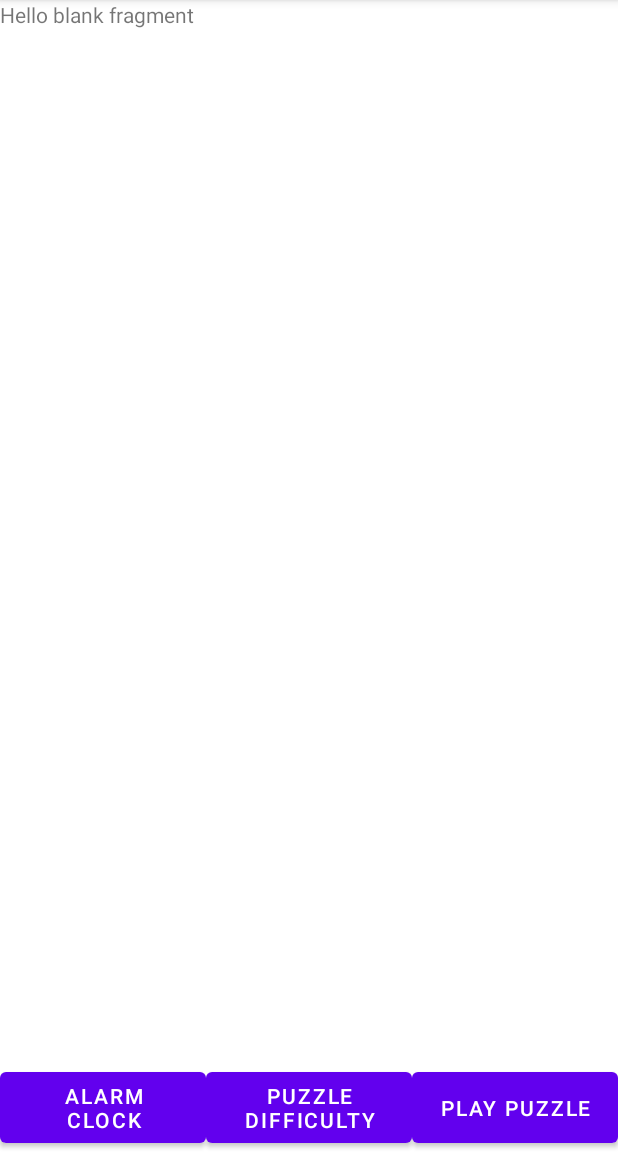
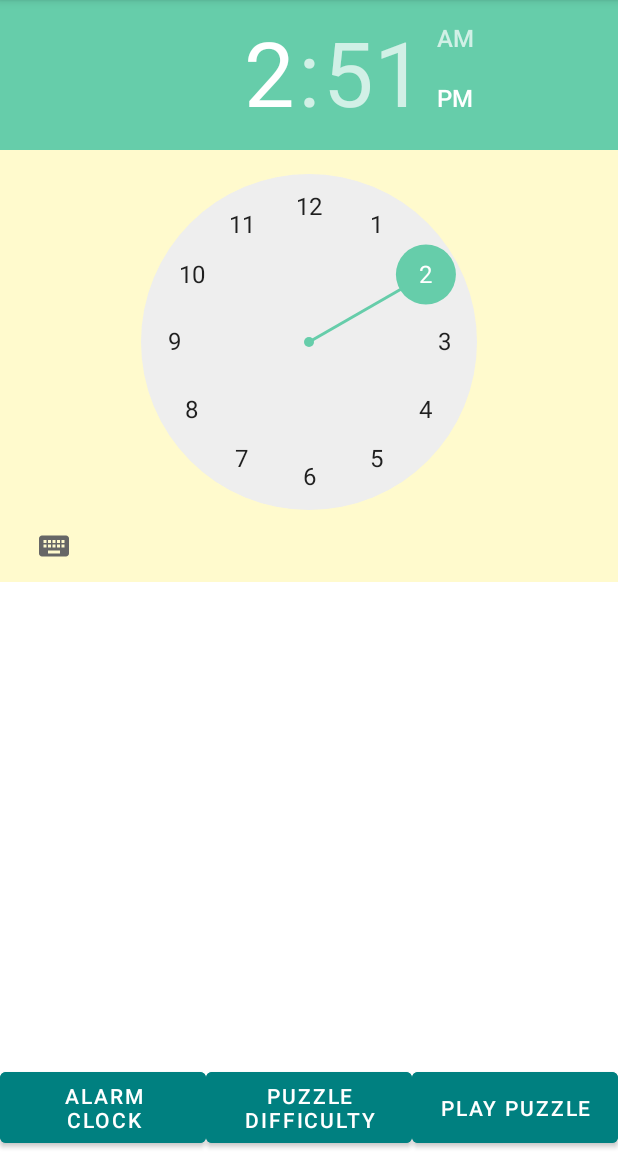
Before and after one commit to Rock-in-the-SHELL/DementiaAlarm, an Android app: the screen it shows after launch (MainActivity), after a tap on "ALARM CLOCK", on a phone screen of 412 x 824 dp, the part 84-1236 px from its top. Run offline under Robolectric (Android 15) with nearby library versions, the phone set to English and light mode, and no system bars.

Commit message:
2022/03/06 23:40

```diff
--- a/PuzzleAlarm/app/src/main/java/com/activities/MainActivity.java
+++ b/PuzzleAlarm/app/src/main/java/com/activities/MainActivity.java
@@ -1,22 +1,19 @@
 package com.activities;
 
 import androidx.appcompat.app.AppCompatActivity;
-import androidx.fragment.app.Fragment;
 import androidx.fragment.app.FragmentManager;
 import androidx.fragment.app.FragmentTransaction;
 
 import android.os.Bundle;
-import android.util.Log;
 import android.view.View;
-import android.widget.AdapterView;
-import android.widget.ArrayAdapter;
 import android.widget.Button;
 import android.widget.ListView;
 
 import com.example.puzzlealarm.R;
-import com.fragments.MainButtonFragment;
+import com.fragments.AlarmClockFragment;
+import com.fragments.PuzzleDifficultyFragment;
 
-public class MainActivity extends AppCompatActivity implements MainButtonFragment.OnClickListener {
+public class MainActivity extends AppCompatActivity {
 
     private ListView listview;
 
@@ -26,11 +23,37 @@ public class MainActivity extends AppCompatActivity implements MainButtonFragmen
         setContentView(R.layout.activity_main);
     }
 
+    private class ButtonClickListener implements View.OnClickListener{
+        // tap the button
+
+        @Override
+        public void onClick(View view) {
+            FragmentManager fragmentManager = getSupportFragmentManager();
+            FragmentTransaction fragmentTransaction = fragmentManager.beginTransaction();
+            fragmentTransaction.addToBackStack(null);
+            switch(view.getId()){
+                case R.id.to_alarm_clock_fragment_button:
+                    fragmentTransaction.replace(R.id.container,AlarmClockFragment.class,null)
+                            .commit();
+                    break;
+
+                case R.id.to_puzzle_difficulty_fragment_button:
+                    fragmentTransaction.replace(R.id.container, PuzzleDifficultyFragment.class,null)
+                            .commit();
+                    break;
+            }
+        }
+    }
+
+
     @Override
-    public void onClick(Fragment fragment) {
-        FragmentManager fragmentManager = getSupportFragmentManager();
-        FragmentTransaction fragmentTransaction = fragmentManager.beginTransaction();
-        fragmentTransaction.replace(R.id.container, fragment);
-        fragmentTransaction.commit();
+    protected void onStart() {
+        super.onStart();
+        Button to_alarm_clock_button = this.findViewById(R.id.to_alarm_clock_fragment_button);
+        to_alarm_clock_button.setOnClickListener(new ButtonClickListener());
+
+        Button to_puzzle_difficulty_button = this.findViewById(R.id.to_puzzle_difficulty_fragment_button);
+        to_puzzle_difficulty_button.setOnClickListener(new ButtonClickListener());
+
     }
 }
--- a/PuzzleAlarm/app/src/main/java/com/fragments/MainButtonFragment.java
+++ /dev/null
@@ -1,94 +0,0 @@
-package com.fragments;
-
-import android.content.Context;
-import android.os.Bundle;
-
-import androidx.annotation.NonNull;
-import androidx.fragment.app.Fragment;
-import androidx.fragment.app.FragmentManager;
-import androidx.fragment.app.FragmentTransaction;
-
-import android.view.LayoutInflater;
-import android.view.View;
-import android.view.ViewGroup;
-import android.widget.Button;
-
-import com.example.puzzlealarm.R;
-
-/**
- * A fragment representing a list of Items.
- */
-public class MainButtonFragment extends Fragment {
-
-    // TODO: Customize parameter argument names
-    private static final String ARG_COLUMN_COUNT = "column-count";
-    // TODO: Customize parameters
-    private int mColumnCount = 1;
-
-    OnClickListener _clicklistener;
-
-    /**
-     * Mandatory empty constructor for the fragment manager to instantiate the
-     * fragment (e.g. upon screen orientation changes).
-     */
-    public MainButtonFragment() {
-    }
-
-    public interface OnClickListener {
-        public void onClick(Fragment fragment);
-    }
-
-    // TODO: Customize parameter initialization
-    @SuppressWarnings("unused")
-    public static MainButtonFragment newInstance(int columnCount) {
-        MainButtonFragment fragment = new MainButtonFragment();
-        Bundle args = new Bundle();
-        args.putInt(ARG_COLUMN_COUNT, columnCount);
-        fragment.setArguments(args);
-        return fragment;
-    }
-
-    @Override
-    public void onAttach(@NonNull Context context) {
-        super.onAttach(context);
-        try {
-            _clicklistener = (OnClickListener) context;
-        } catch(ClassCastException e){
-            throw new ClassCastException(getActivity().toString() + "must implement OnArticleSelectedListener.");
-        }
-    }
-
-    @Override
-    public void onCreate(Bundle savedInstanceState) {
-        super.onCreate(savedInstanceState);
-
-        if (getArguments() != null) {
-            mColumnCount = getArguments().getInt(ARG_COLUMN_COUNT);
-        }
-    }
-
-    @Override
-    public View onCreateView(LayoutInflater inflater, ViewGroup container,
-                             Bundle savedInstanceState) {
-
-        View view = inflater.inflate(R.layout.fragment_main_button, container, false);
-
-        Button to_alarm_clock_button = view.findViewById(R.id.to_alarm_clock_fragment_button);
-        to_alarm_clock_button.setOnClickListener(new View.OnClickListener() {
-            @Override
-            public void onClick(View view) {
-                _clicklistener.onClick(AlarmClockFragment.newInstance("from Main", "To AlarmClock"));
-            }
-        });
-
-        Button to_puzzle_difficulty_button = view.findViewById(R.id.to_puzzle_difficulty_fragment_button);
-        to_puzzle_difficulty_button.setOnClickListener(new View.OnClickListener() {
-            @Override
-            public void onClick(View view) {
-                _clicklistener.onClick(PuzzleDifficultyFragment.newInstance("from Main", "To PuzzleDifficulty"));
-            }
-        });
-        return view;
-    }
-
-}
--- a/PuzzleAlarm/app/src/main/res/layout/activity_main.xml
+++ b/PuzzleAlarm/app/src/main/res/layout/activity_main.xml
@@ -1,21 +1,49 @@
 <?xml version="1.0" encoding="utf-8"?>
-<androidx.constraintlayout.widget.ConstraintLayout xmlns:android="http://schemas.android.com/apk/res/android"
+<androidx.constraintlayout.widget.ConstraintLayout
+    xmlns:android="http://schemas.android.com/apk/res/android"
     xmlns:app="http://schemas.android.com/apk/res-auto"
     xmlns:tools="http://schemas.android.com/tools"
     android:layout_width="match_parent"
     android:layout_height="match_parent"
     tools:context="com.activities.MainActivity">
 
-    <fragment
-        android:id="@+id/fragment_main"
-        android:name="com.fragments.MainButtonFragment"
-        android:layout_width="match_parent"
-        android:layout_height="wrap_content"
-        app:layout_constraintBottom_toBottomOf="parent"/>
-
     <FrameLayout
         android:id="@+id/container"
         android:layout_width="match_parent"
-        android:layout_height="match_parent"
-        />
+        android:layout_height="match_parent">
+
+        <LinearLayout
+            android:layout_width="match_parent"
+            android:layout_height="wrap_content"
+            android:layout_gravity="bottom"
+            android:orientation="horizontal"
+            tools:layout_editor_absoluteX="0dp">
+
+            <Button
+                android:id="@+id/to_alarm_clock_fragment_button"
+                android:layout_width="0dp"
+                android:layout_height="match_parent"
+                android:layout_weight="1"
+                android:backgroundTint="@color/teal"
+                android:text="@string/to_alarm_clock_fragment" />
+
+            <Button
+                android:id="@+id/to_puzzle_difficulty_fragment_button"
+                android:layout_width="0dp"
+                android:layout_height="match_parent"
+                android:layout_weight="1"
+                android:backgroundTint="@color/teal"
+                android:text="@string/to_puzzle_difficulty_fragment" />
+
+            <Button
+                android:id="@+id/to_play_puzzle_fragment_button"
+                android:layout_width="0dp"
+                android:layout_height="match_parent"
+                android:layout_weight="1"
+                android:backgroundTint="@color/teal"
+                android:text="@string/to_play_puzzle_fragment" />
+
+        </LinearLayout>
+    </FrameLayout>
+
 </androidx.constraintlayout.widget.ConstraintLayout>
--- a/PuzzleAlarm/app/src/main/res/layout/fragment_alarm_clock.xml
+++ b/PuzzleAlarm/app/src/main/res/layout/fragment_alarm_clock.xml
@@ -2,13 +2,38 @@
     xmlns:tools="http://schemas.android.com/tools"
     android:layout_width="match_parent"
     android:layout_height="match_parent"
-    tools:context="com.fragments.AlarmClockFragment">
+    tools:context="com.fragments.AlarmClockFragment"
+    android:orientation="vertical"
+    >
 
-    <!-- TODO: Update blank fragment layout -->
+    <!--
     <TextView
         android:id="@+id/fragment_alarm_clock"
         android:layout_width="match_parent"
-        android:layout_height="match_parent"
+        android:layout_height="wrap_content"
         android:text="@string/hello_blank_fragment" />
+    -->
+
+    <LinearLayout
+        android:layout_width="match_parent"
+        android:layout_height="wrap_content"
+        android:orientation="vertical">
+
+        <TimePicker
+            android:layout_width="wrap_content"
+            android:layout_height="match_parent"
+            android:background="@color/lemon_chiffon"
+            android:headerBackground="@color/medium_aqua_marine"
+            android:numbersSelectorColor="@color/medium_aqua_marine" />
+
+        <LinearLayout
+            android:layout_width="match_parent"
+            android:layout_height="297dp"
+            android:orientation="horizontal">
+
+        </LinearLayout>
+
+    </LinearLayout>
+
 
 </FrameLayout>
--- a/PuzzleAlarm/app/src/main/res/layout/fragment_main_button.xml
+++ /dev/null
@@ -1,29 +0,0 @@
-<?xml version="1.0" encoding="utf-8"?>
-<LinearLayout xmlns:android="http://schemas.android.com/apk/res/android"
-    xmlns:tools="http://schemas.android.com/tools"
-    android:layout_width="match_parent"
-    android:layout_height="wrap_content"
-    android:orientation="horizontal">
-
-    <Button
-        android:id="@+id/to_alarm_clock_fragment_button"
-        android:layout_width="0dp"
-        android:layout_height="match_parent"
-        android:layout_weight="1"
-        android:text="@string/to_alarm_clock_fragment" />
-
-    <Button
-        android:id="@+id/to_puzzle_difficulty_fragment_button"
-        android:layout_width="0dp"
-        android:layout_height="match_parent"
-        android:layout_weight="1"
-        android:text="@string/to_puzzle_difficulty_fragment" />
-
-    <Button
-        android:id="@+id/to_play_puzzle_fragment_button"
-        android:layout_width="0dp"
-        android:layout_height="match_parent"
-        android:layout_weight="1"
-        android:text="@string/to_play_puzzle_fragment" />
-
-</LinearLayout>
--- a/PuzzleAlarm/app/src/main/res/values/colors.xml
+++ b/PuzzleAlarm/app/src/main/res/values/colors.xml
@@ -7,4 +7,7 @@
     <color name="teal_700">#FF018786</color>
     <color name="black">#FF000000</color>
     <color name="white">#FFFFFFFF</color>
+    <color name="medium_aqua_marine">#66CDAA</color>
+    <color name="lemon_chiffon">#FFFACD</color>
+    <color name="teal">#008080</color>
 </resources>
--- a/PuzzleAlarm/app/src/main/res/values/strings.xml
+++ b/PuzzleAlarm/app/src/main/res/values/strings.xml
@@ -7,4 +7,5 @@
     <string name="to_play_puzzle_fragment">Play Puzzle</string>
     <!-- TODO: Remove or change this placeholder text -->
     <string name="hello_blank_fragment">Hello blank fragment</string>
+    <string name="colon">:</string>
 </resources>
```
